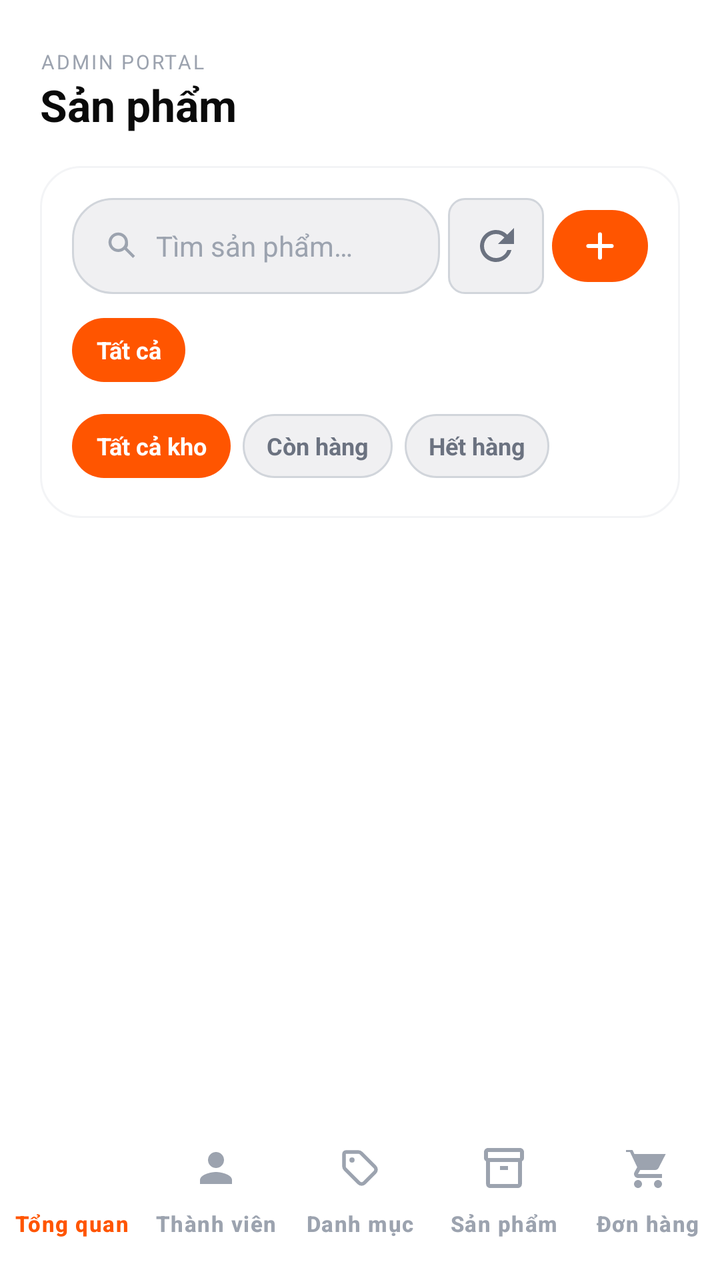
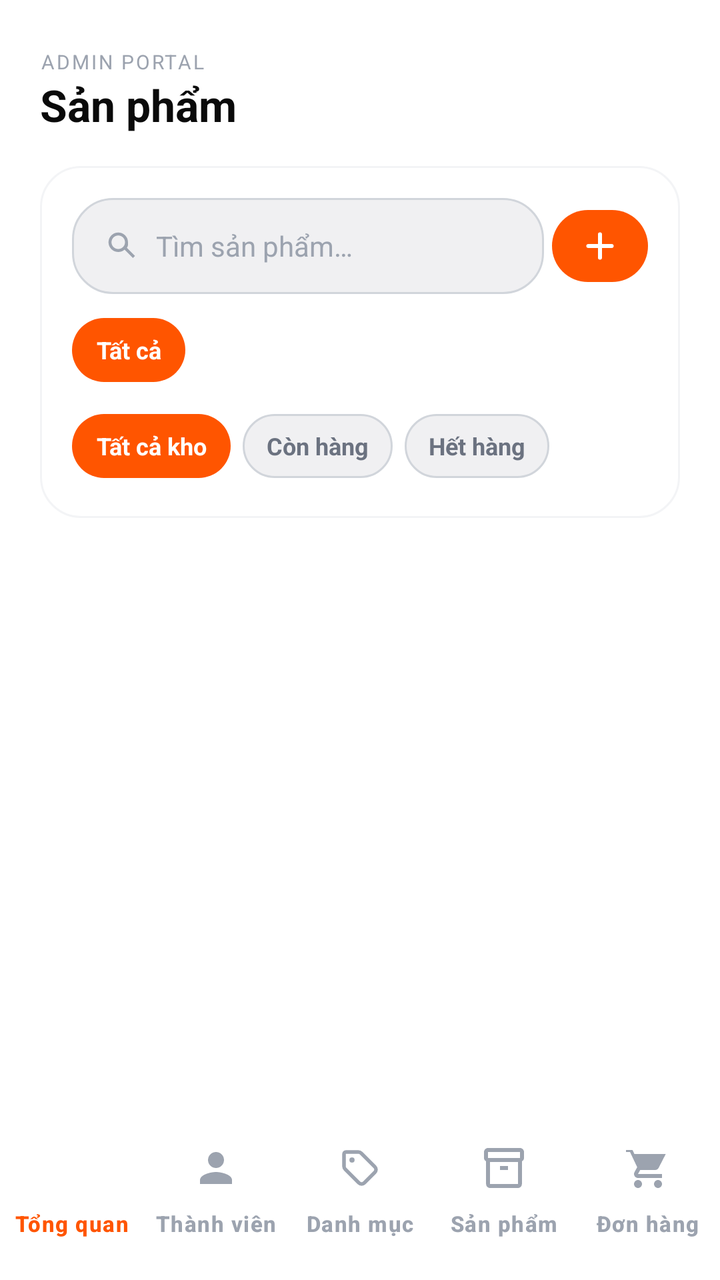

Compare the two renders of this Android layout. The source of the first and the diff that turns it into the second are given below.
<!-- AndroidManifest.xml: activity theme Theme.SoleStep.Admin -->
<!-- res/layout/activity_admin_products.xml -->
<?xml version="1.0" encoding="utf-8"?>
<androidx.constraintlayout.widget.ConstraintLayout
    xmlns:android="http://schemas.android.com/apk/res/android"
    xmlns:app="http://schemas.android.com/apk/res-auto"
    xmlns:tools="http://schemas.android.com/tools"
    android:id="@+id/admin_products_root"
    android:layout_width="match_parent"
    android:layout_height="match_parent"
    android:background="@color/bg_primary"
    tools:context=".admin.AdminProductsActivity">

    
    <LinearLayout
        android:id="@+id/admin_products_header"
        android:layout_width="0dp"
        android:layout_height="wrap_content"
        android:orientation="vertical"
        android:paddingStart="@dimen/space_screen_horizontal"
        android:paddingTop="@dimen/space_12"
        android:paddingEnd="@dimen/space_screen_horizontal"
        android:paddingBottom="@dimen/space_8"
        app:layout_constraintEnd_toEndOf="parent"
        app:layout_constraintStart_toStartOf="parent"
        app:layout_constraintTop_toTopOf="parent">

        <TextView
            android:layout_width="wrap_content"
            android:layout_height="wrap_content"
            android:letterSpacing="0.1"
            android:text="@string/app_admin_portal"
            android:textAllCaps="true"
            android:textColor="@color/text_muted"
            android:textSize="10sp" />

        <TextView
            android:id="@+id/admin_products_title"
            android:layout_width="wrap_content"
            android:layout_height="wrap_content"
            android:text="@string/admin_products_title"
            android:textColor="@color/text_primary"
            android:textSize="22sp"
            android:textStyle="bold" />
    </LinearLayout>

    
    <LinearLayout
        android:id="@+id/admin_products_mgmt_panel"
        android:layout_width="0dp"
        android:layout_height="wrap_content"
        android:layout_marginStart="@dimen/space_screen_horizontal"
        android:layout_marginEnd="@dimen/space_screen_horizontal"
        android:background="@drawable/bg_card_light"
        android:orientation="vertical"
        android:padding="@dimen/space_8"
        app:layout_constraintEnd_toEndOf="parent"
        app:layout_constraintStart_toStartOf="parent"
        app:layout_constraintTop_toBottomOf="@id/admin_products_header">

        
        <LinearLayout
            android:layout_width="match_parent"
            android:layout_height="48dp"
            android:gravity="center_vertical"
            android:orientation="horizontal">

            
            <LinearLayout
                android:id="@+id/admin_products_search_row"
                android:layout_width="0dp"
                android:layout_height="match_parent"
                android:layout_weight="1"
                android:background="@drawable/bg_admin_search"
                android:gravity="center_vertical"
                android:orientation="horizontal"
                android:paddingStart="@dimen/space_8"
                android:paddingEnd="@dimen/space_8">

                <ImageView
                    android:layout_width="18dp"
                    android:layout_height="18dp"
                    android:contentDescription="@null"
                    android:src="@drawable/ic_material_search"
                    android:tint="@color/text_muted" />

                <EditText
                    android:id="@+id/admin_products_search_input"
                    android:layout_width="0dp"
                    android:layout_height="match_parent"
                    android:layout_marginStart="@dimen/space_4"
                    android:layout_weight="1"
                    android:background="@null"
                    android:hint="@string/admin_search_products_hint"
                    android:imeOptions="actionSearch"
                    android:inputType="text"
                    android:maxLines="1"
                    android:textColor="@color/text_primary"
                    android:textColorHint="@color/text_muted"
                    android:textSize="14sp" />
            </LinearLayout>

            
            <ImageButton
                android:id="@+id/admin_products_btn_refresh"
                android:layout_width="48dp"
                android:layout_height="48dp"
                android:layout_marginStart="@dimen/space_2"
                android:background="@drawable/bg_admin_icon_btn"
                android:contentDescription="@string/action_refresh"
                android:src="@drawable/ic_refresh"
                android:tint="@color/text_tertiary" />

            
            <com.google.android.material.button.MaterialButton
                android:id="@+id/admin_products_btn_add"
                style="@style/Widget.SoleStep.Button.Primary"
                android:layout_width="48dp"
                android:layout_height="48dp"
                android:layout_marginStart="@dimen/space_2"
                android:padding="0dp"
                app:icon="@drawable/ic_catalog_plus"
                app:iconGravity="textStart"
                app:iconPadding="0dp"
                app:iconSize="20dp" />
        </LinearLayout>

        
        <HorizontalScrollView
            android:id="@+id/admin_products_filter_scroll"
            android:layout_width="match_parent"
            android:layout_height="wrap_content"
            android:layout_marginTop="@dimen/space_6"
            android:scrollbars="none">

            <LinearLayout
                android:id="@+id/admin_products_filter_row"
                android:layout_width="wrap_content"
                android:layout_height="wrap_content"
                android:gravity="center_vertical"
                android:orientation="horizontal"
                android:paddingBottom="@dimen/space_2">

                
                <TextView
                    android:id="@+id/admin_filter_all"
                    android:layout_width="wrap_content"
                    android:layout_height="32dp"
                    android:background="@drawable/bg_admin_chip_selected"
                    android:gravity="center"
                    android:paddingStart="@dimen/space_chip_horizontal"
                    android:paddingEnd="@dimen/space_chip_horizontal"
                    android:text="@string/filter_all"
                    android:textColor="@color/brand_white"
                    android:textSize="12sp"
                    android:textStyle="bold" />


            </LinearLayout>
        </HorizontalScrollView>

        
        <LinearLayout
            android:id="@+id/admin_products_stock_filter_row"
            android:layout_width="match_parent"
            android:layout_height="wrap_content"
            android:layout_marginTop="@dimen/space_6"
            android:gravity="center_vertical"
            android:orientation="horizontal"
            android:paddingBottom="@dimen/space_2">

            
            <TextView
                android:id="@+id/admin_filter_stock_all"
                android:layout_width="wrap_content"
                android:layout_height="32dp"
                android:background="@drawable/bg_admin_chip_selected"
                android:gravity="center"
                android:paddingStart="@dimen/space_chip_horizontal"
                android:paddingEnd="@dimen/space_chip_horizontal"
                android:text="Tất cả kho"
                android:textColor="@color/brand_white"
                android:textSize="12sp"
                android:textStyle="bold" />

            
            <TextView
                android:id="@+id/admin_filter_stock_in"
                android:layout_width="wrap_content"
                android:layout_height="32dp"
                android:layout_marginStart="6dp"
                android:background="@drawable/bg_admin_chip"
                android:gravity="center"
                android:paddingStart="@dimen/space_chip_horizontal"
                android:paddingEnd="@dimen/space_chip_horizontal"
                android:text="Còn hàng"
                android:textColor="@color/text_tertiary"
                android:textSize="12sp"
                android:textStyle="bold" />

            
            <TextView
                android:id="@+id/admin_filter_stock_out"
                android:layout_width="wrap_content"
                android:layout_height="32dp"
                android:layout_marginStart="6dp"
                android:background="@drawable/bg_admin_chip"
                android:gravity="center"
                android:paddingStart="@dimen/space_chip_horizontal"
                android:paddingEnd="@dimen/space_chip_horizontal"
                android:text="Hết hàng"
                android:textColor="@color/text_tertiary"
                android:textSize="12sp"
                android:textStyle="bold" />
        </LinearLayout>
    </LinearLayout>

    
    <androidx.recyclerview.widget.RecyclerView
        android:id="@+id/admin_products_recycler"
        android:layout_width="0dp"
        android:layout_height="0dp"
        android:layout_marginTop="@dimen/space_4"
        android:clipToPadding="false"
        android:overScrollMode="never"
        android:paddingStart="@dimen/space_screen_horizontal"
        android:paddingEnd="@dimen/space_screen_horizontal"
        android:paddingBottom="@dimen/space_16"
        app:layout_constraintBottom_toTopOf="@id/admin_bottom_nav"
        app:layout_constraintEnd_toEndOf="parent"
        app:layout_constraintStart_toStartOf="parent"
        app:layout_constraintTop_toBottomOf="@id/admin_products_mgmt_panel"
        tools:itemCount="4"
        tools:listitem="@layout/item_admin_product" />

    
    <include
        layout="@layout/view_admin_bottom_nav"
        android:layout_width="match_parent"
        android:layout_height="wrap_content"
        app:layout_constraintBottom_toBottomOf="parent" />

</androidx.constraintlayout.widget.ConstraintLayout>
<!-- res/layout/item_admin_product.xml (included above) -->
<?xml version="1.0" encoding="utf-8"?>
<androidx.constraintlayout.widget.ConstraintLayout
    xmlns:android="http://schemas.android.com/apk/res/android"
    xmlns:app="http://schemas.android.com/apk/res-auto"
    android:layout_width="match_parent"
    android:layout_height="wrap_content"
    android:background="@drawable/bg_card_light"
    android:clickable="true"
    android:focusable="true"
    android:foreground="?attr/selectableItemBackground"
    android:paddingStart="@dimen/space_card_padding"
    android:paddingTop="@dimen/space_card_padding"
    android:paddingEnd="@dimen/space_card_padding"
    android:paddingBottom="@dimen/space_card_padding">

    
    <ImageView
        android:id="@+id/admin_prod_image"
        android:layout_width="72dp"
        android:layout_height="72dp"
        android:background="@drawable/bg_admin_product_image"
        android:contentDescription="@string/product_image_desc"
        android:padding="@dimen/space_4"
        android:scaleType="centerCrop"
        app:layout_constraintStart_toStartOf="parent"
        app:layout_constraintTop_toTopOf="parent" />

    
    <ImageButton
        android:id="@+id/admin_prod_btn_delete"
        android:layout_width="32dp"
        android:layout_height="32dp"
        android:background="@drawable/bg_admin_icon_btn"
        android:contentDescription="@string/action_delete"
        android:padding="@dimen/space_4"
        android:src="@drawable/ic_trash"
        android:tint="@color/status_error_light"
        app:layout_constraintEnd_toEndOf="parent"
        app:layout_constraintBottom_toBottomOf="@id/admin_prod_name"
        app:layout_constraintTop_toTopOf="@id/admin_prod_name" />

    
    <ImageButton
        android:id="@+id/admin_prod_btn_edit"
        android:layout_width="32dp"
        android:layout_height="32dp"
        android:layout_marginEnd="@dimen/space_4"
        android:background="@drawable/bg_admin_icon_btn"
        android:contentDescription="@string/action_edit"
        android:padding="@dimen/space_4"
        android:src="@drawable/ic_edit_pencil"
        android:tint="@color/status_info"
        app:layout_constraintEnd_toStartOf="@id/admin_prod_btn_delete"
        app:layout_constraintBottom_toBottomOf="@id/admin_prod_name"
        app:layout_constraintTop_toTopOf="@id/admin_prod_name" />

    
    <ImageButton
        android:id="@+id/admin_prod_btn_variants"
        android:layout_width="32dp"
        android:layout_height="32dp"
        android:layout_marginEnd="@dimen/space_4"
        android:background="@drawable/bg_admin_icon_btn"
        android:contentDescription="Quản lý biến thể"
        android:padding="@dimen/space_4"
        android:src="@drawable/ic_material_inventory_2"
        android:tint="@color/brand_orange"
        app:layout_constraintEnd_toStartOf="@id/admin_prod_btn_edit"
        app:layout_constraintBottom_toBottomOf="@id/admin_prod_name"
        app:layout_constraintTop_toTopOf="@id/admin_prod_name" />

    
    <TextView
        android:id="@+id/admin_prod_brand"
        android:layout_width="0dp"
        android:layout_height="wrap_content"
        android:layout_marginStart="@dimen/space_8"
        android:layout_marginEnd="@dimen/space_6"
        android:ellipsize="end"
        android:maxLines="1"
        android:textColor="@color/text_muted"
        android:textSize="11sp"
        app:layout_constraintEnd_toStartOf="@id/admin_prod_btn_variants"
        app:layout_constraintStart_toEndOf="@id/admin_prod_image"
        app:layout_constraintTop_toTopOf="@id/admin_prod_image" />

    
    <TextView
        android:id="@+id/admin_prod_name"
        android:layout_width="0dp"
        android:layout_height="wrap_content"
        android:layout_marginStart="@dimen/space_8"
        android:layout_marginTop="@dimen/space_1"
        android:layout_marginEnd="@dimen/space_4"
        android:ellipsize="end"
        android:maxLines="1"
        android:textColor="@color/text_primary"
        android:textSize="15sp"
        android:textStyle="bold"
        app:layout_constraintEnd_toStartOf="@id/admin_prod_badge_new"
        app:layout_constraintStart_toEndOf="@id/admin_prod_image"
        app:layout_constraintTop_toBottomOf="@id/admin_prod_brand" />

    
    <TextView
        android:id="@+id/admin_prod_badge_new"
        android:layout_width="wrap_content"
        android:layout_height="wrap_content"
        android:background="@drawable/bg_badge_orange"
        android:paddingStart="@dimen/space_3"
        android:paddingTop="2dp"
        android:paddingEnd="@dimen/space_3"
        android:paddingBottom="2dp"
        android:text="@string/badge_new"
        android:textColor="@color/brand_white"
        android:textSize="10sp"
        android:textStyle="bold"
        android:visibility="gone"
        app:layout_constraintBottom_toBottomOf="@id/admin_prod_name"
        app:layout_constraintEnd_toStartOf="@id/admin_prod_btn_variants"
        app:layout_constraintTop_toTopOf="@id/admin_prod_name" />

    
    <LinearLayout
        android:id="@+id/admin_prod_price_row"
        android:layout_width="0dp"
        android:layout_height="wrap_content"
        android:layout_marginStart="@dimen/space_8"
        android:layout_marginTop="@dimen/space_3"
        android:gravity="center_vertical"
        android:orientation="horizontal"
        app:layout_constraintEnd_toEndOf="parent"
        app:layout_constraintStart_toEndOf="@id/admin_prod_image"
        app:layout_constraintTop_toBottomOf="@id/admin_prod_name">

        <TextView
            android:id="@+id/admin_prod_price"
            android:layout_width="wrap_content"
            android:layout_height="wrap_content"
            android:textColor="@color/text_accent"
            android:textSize="15sp"
            android:textStyle="bold" />

        <TextView
            android:id="@+id/admin_prod_price_original"
            android:layout_width="wrap_content"
            android:layout_height="wrap_content"
            android:layout_marginStart="@dimen/space_4"
            android:textColor="@color/text_placeholder"
            android:textSize="12sp" />

        <TextView
            android:id="@+id/admin_prod_stock"
            android:layout_width="wrap_content"
            android:layout_height="wrap_content"
            android:layout_marginStart="@dimen/space_6"
            android:background="@drawable/bg_admin_stock_ok"
            android:paddingStart="@dimen/space_3"
            android:paddingTop="2dp"
            android:paddingEnd="@dimen/space_3"
            android:paddingBottom="2dp"
            android:textColor="@color/status_success_light"
            android:textSize="11sp"
            android:textStyle="bold" />
    </LinearLayout>

    
    <LinearLayout
        android:id="@+id/admin_prod_sizes_row"
        android:layout_width="0dp"
        android:layout_height="wrap_content"
        android:layout_marginStart="@dimen/space_8"
        android:layout_marginTop="@dimen/space_3"
        android:gravity="center_vertical"
        android:orientation="horizontal"
        app:layout_constraintEnd_toEndOf="parent"
        app:layout_constraintStart_toEndOf="@id/admin_prod_image"
        app:layout_constraintTop_toBottomOf="@id/admin_prod_price_row">

        
        <TextView
            android:id="@+id/admin_prod_size_1"
            android:layout_width="wrap_content"
            android:layout_height="wrap_content"
            android:background="@drawable/bg_admin_icon_btn"
            android:paddingStart="@dimen/space_3"
            android:paddingTop="2dp"
            android:paddingEnd="@dimen/space_3"
            android:paddingBottom="2dp"
            android:text="7"
            android:textColor="@color/text_tertiary"
            android:textSize="11sp"
            android:textStyle="bold" />

        <TextView
            android:id="@+id/admin_prod_size_2"
            android:layout_width="wrap_content"
            android:layout_height="wrap_content"
            android:layout_marginStart="@dimen/space_2"
            android:background="@drawable/bg_admin_icon_btn"
            android:paddingStart="@dimen/space_3"
            android:paddingTop="2dp"
            android:paddingEnd="@dimen/space_3"
            android:paddingBottom="2dp"
            android:text="8"
            android:textColor="@color/text_tertiary"
            android:textSize="11sp"
            android:textStyle="bold" />

        <TextView
            android:id="@+id/admin_prod_size_3"
            android:layout_width="wrap_content"
            android:layout_height="wrap_content"
            android:layout_marginStart="@dimen/space_2"
            android:background="@drawable/bg_admin_icon_btn"
            android:paddingStart="@dimen/space_3"
            android:paddingTop="2dp"
            android:paddingEnd="@dimen/space_3"
            android:paddingBottom="2dp"
            android:text="9"
            android:textColor="@color/text_tertiary"
            android:textSize="11sp"
            android:textStyle="bold" />

        <TextView
            android:id="@+id/admin_prod_size_4"
            android:layout_width="wrap_content"
            android:layout_height="wrap_content"
            android:layout_marginStart="@dimen/space_2"
            android:background="@drawable/bg_admin_icon_btn"
            android:paddingStart="@dimen/space_3"
            android:paddingTop="2dp"
            android:paddingEnd="@dimen/space_3"
            android:paddingBottom="2dp"
            android:text="10"
            android:textColor="@color/text_tertiary"
            android:textSize="11sp"
            android:textStyle="bold" />

        <TextView
            android:id="@+id/admin_prod_size_more"
            android:layout_width="wrap_content"
            android:layout_height="wrap_content"
            android:layout_marginStart="@dimen/space_2"
            android:background="@drawable/bg_badge_orange"
            android:paddingStart="@dimen/space_3"
            android:paddingTop="2dp"
            android:paddingEnd="@dimen/space_3"
            android:paddingBottom="2dp"
            android:textColor="@color/brand_white"
            android:textSize="11sp"
            android:textStyle="bold"
            android:visibility="gone" />
    </LinearLayout>

    
    <LinearLayout
        android:id="@+id/admin_prod_bottom_row"
        android:layout_width="0dp"
        android:layout_height="wrap_content"
        android:layout_marginStart="@dimen/space_8"
        android:layout_marginTop="@dimen/space_3"
        android:gravity="center_vertical"
        android:orientation="horizontal"
        app:layout_constraintBottom_toBottomOf="parent"
        app:layout_constraintEnd_toEndOf="parent"
        app:layout_constraintStart_toEndOf="@id/admin_prod_image"
        app:layout_constraintTop_toBottomOf="@id/admin_prod_sizes_row">

        <TextView
            android:layout_width="wrap_content"
            android:layout_height="wrap_content"
            android:text="@string/admin_colors_label"
            android:textColor="@color/text_placeholder"
            android:textSize="11sp" />

        
        <View
            android:id="@+id/admin_prod_color_1"
            android:layout_width="14dp"
            android:layout_height="14dp"
            android:layout_marginStart="@dimen/space_3"
            android:background="@drawable/bg_circle_orange" />

        <View
            android:id="@+id/admin_prod_color_2"
            android:layout_width="14dp"
            android:layout_height="14dp"
            android:layout_marginStart="@dimen/space_2"
            android:background="@drawable/bg_admin_product_image" />

        
        <View
            android:layout_width="0dp"
            android:layout_height="1dp"
            android:layout_weight="1" />

        
        <ImageView
            android:layout_width="14dp"
            android:layout_height="14dp"
            android:contentDescription="@null"
            android:src="@drawable/ic_star"
            android:tint="@color/star_filled" />

        <TextView
            android:id="@+id/admin_prod_rating"
            android:layout_width="wrap_content"
            android:layout_height="wrap_content"
            android:layout_marginStart="@dimen/space_2"
            android:textColor="@color/text_tertiary"
            android:textSize="12sp" />
    </LinearLayout>

</androidx.constraintlayout.widget.ConstraintLayout>
<!-- res/layout/view_admin_bottom_nav.xml (included above) -->
<?xml version="1.0" encoding="utf-8"?>
<com.google.android.material.bottomnavigation.BottomNavigationView
    xmlns:android="http://schemas.android.com/apk/res/android"
    xmlns:app="http://schemas.android.com/apk/res-auto"
    android:id="@+id/admin_bottom_nav"
    style="@style/Widget.SoleStep.BottomNavigationView.Admin"
    android:layout_width="match_parent"
    android:layout_height="wrap_content"
    app:menu="@menu/admin_bottom_nav_menu" />
<!-- resources referenced by this layout -->
<resources>
  <color name="bg_primary">#FFFFFF</color>
  <color name="brand_orange">#FF5500</color>
  <color name="brand_white">#FFFFFF</color>
  <color name="star_filled">#FBBF24</color>
  <color name="status_error_light">#F87171</color>
  <color name="status_info">#60A5FA</color>
  <color name="status_success_light">#34D399</color>
  <color name="text_accent">#FF5500</color>
  <color name="text_muted">#9CA3AF</color>
  <color name="text_placeholder">#D1D5DB</color>
  <color name="text_primary">#0A0A0A</color>
  <color name="text_tertiary">#6B7280</color>
  <dimen name="space_1">2dp</dimen>
  <dimen name="space_12">24dp</dimen>
  <dimen name="space_16">32dp</dimen>
  <dimen name="space_2">4dp</dimen>
  <dimen name="space_3">6dp</dimen>
  <dimen name="space_4">8dp</dimen>
  <dimen name="space_6">12dp</dimen>
  <dimen name="space_8">16dp</dimen>
  <dimen name="space_card_padding">10dp</dimen>
  <dimen name="space_chip_horizontal">12dp</dimen>
  <dimen name="space_screen_horizontal">20dp</dimen>
  <!-- drawable ic_refresh (drawable) -->
  <?xml version="1.0" encoding="utf-8"?>
  <vector xmlns:android="http://schemas.android.com/apk/res/android"
      android:width="24dp"
      android:height="24dp"
      android:viewportWidth="24"
      android:viewportHeight="24">
      <path
          android:fillColor="@android:color/black"
          android:pathData="M17.65,6.35A7.95,7.95 0,0 0,12 4c-4.42,0 -7.99,3.58 -7.99,8s3.57,8 7.99,8c3.73,0 6.84,-2.55 7.73,-6h-2.08A5.99,5.99 0,0 1,12 18c-3.31,0 -6,-2.69 -6,-6s2.69,-6 6,-6c1.66,0 3.14,0.69 4.22,1.78L13,11h8V3l-3.35,3.35z" />
  </vector>
  <string name="action_delete">Xóa</string>
  <string name="action_edit">Sửa</string>
  <string name="action_refresh">Làm mới</string>
  <string name="admin_colors_label">Màu sắc</string>
  <string name="admin_products_title">Sản phẩm</string>
  <string name="admin_search_products_hint">Tìm sản phẩm…</string>
  <string name="app_admin_portal">Admin Portal</string>
  <string name="badge_new">MỚI</string>
  <string name="filter_all">Tất cả</string>
  <string name="product_image_desc">Ảnh sản phẩm</string>
  <color name="bg_input">#F0F0F2</color>
  <dimen name="radius_pill">999dp</dimen>
  <dimen name="stroke_thin">1dp</dimen>
  <color name="border_medium">#D1D5DB</color>
  <dimen name="radius_sm">8dp</dimen>
  <dimen name="radius_md">12dp</dimen>
  <color name="border_normal">#E5E7EB</color>
  <dimen name="radius_xl">20dp</dimen>
  <color name="status_success_bg">#1A10B981</color>
  <dimen name="radius_xs">4dp</dimen>
  <dimen name="radius_badge">8dp</dimen>
  <dimen name="radius_card">20dp</dimen>
  <color name="border_light">#F3F4F6</color>
  <color name="status_error">#EF4444</color>
  <color name="bg_dark_primary">#FFFFFF</color>
  <dimen name="radius_button">20dp</dimen>
  <dimen name="btn_height_large">52dp</dimen>
  <dimen name="elev_raised">4dp</dimen>
  <color name="brand_orange_dark">#CC4400</color>
  <color name="brand_orange_light">#FF8844</color>
  <color name="brand_indigo">#6366F1</color>
  <color name="bg_dark_surface_2">#F3F4F6</color>
  <color name="text_dark_primary">#0A0A0A</color>
  <style name="ShapeAppearance.SoleStep.Small" parent="">
          <item name="cornerFamily">rounded</item>
          <item name="cornerSize">@dimen/radius_sm</item>
      </style>
  <style name="ShapeAppearance.SoleStep.Medium" parent="">
          <item name="cornerFamily">rounded</item>
          <item name="cornerSize">@dimen/radius_lg</item>
      </style>
  <style name="ShapeAppearance.SoleStep.Large" parent="">
          <item name="cornerFamily">rounded</item>
          <item name="cornerSize">@dimen/radius_2xl</item>
      </style>
  <style name="ShapeAppearance.App.Indicator" parent="ShapeAppearance.Material3.SmallComponent">
          <item name="cornerSize">50%</item>
      </style>
  <dimen name="font_label">14sp</dimen>
  <dimen name="radius_lg">16dp</dimen>
  <dimen name="radius_2xl">24dp</dimen>
  <!-- unchanged entries left out for length: 21 -->
</resources>

<!-- the commit's change to res/layout/activity_admin_products.xml (unified diff, before → after) -->
@@ -98,16 +98,7 @@
                     android:textSize="14sp" />
             </LinearLayout>
 
-            
-            <ImageButton
-                android:id="@+id/admin_products_btn_refresh"
-                android:layout_width="48dp"
-                android:layout_height="48dp"
-                android:layout_marginStart="@dimen/space_2"
-                android:background="@drawable/bg_admin_icon_btn"
-                android:contentDescription="@string/action_refresh"
-                android:src="@drawable/ic_refresh"
-                android:tint="@color/text_tertiary" />
+
 
             
             <com.google.android.material.button.MaterialButton
<!-- resource entries referenced after the edit -->
@@ -23,20 +23,8 @@
   <dimen name="space_card_padding">10dp</dimen>
   <dimen name="space_chip_horizontal">12dp</dimen>
   <dimen name="space_screen_horizontal">20dp</dimen>
-  <!-- drawable ic_refresh (drawable) -->
-  <?xml version="1.0" encoding="utf-8"?>
-  <vector xmlns:android="http://schemas.android.com/apk/res/android"
-      android:width="24dp"
-      android:height="24dp"
-      android:viewportWidth="24"
-      android:viewportHeight="24">
-      <path
-          android:fillColor="@android:color/black"
-          android:pathData="M17.65,6.35A7.95,7.95 0,0 0,12 4c-4.42,0 -7.99,3.58 -7.99,8s3.57,8 7.99,8c3.73,0 6.84,-2.55 7.73,-6h-2.08A5.99,5.99 0,0 1,12 18c-3.31,0 -6,-2.69 -6,-6s2.69,-6 6,-6c1.66,0 3.14,0.69 4.22,1.78L13,11h8V3l-3.35,3.35z" />
-  </vector>
   <string name="action_delete">Xóa</string>
   <string name="action_edit">Sửa</string>
-  <string name="action_refresh">Làm mới</string>
   <string name="admin_colors_label">Màu sắc</string>
   <string name="admin_products_title">Sản phẩm</string>
   <string name="admin_search_products_hint">Tìm sản phẩm…</string>
